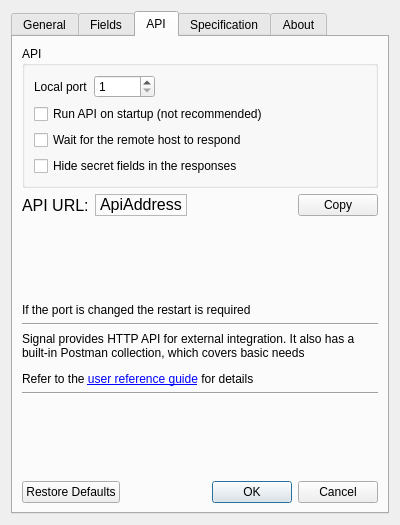
First picture: the form in common/gui/forms/settings_window.ui, repository FedorIvanov37/sv-terminal, before the edit.
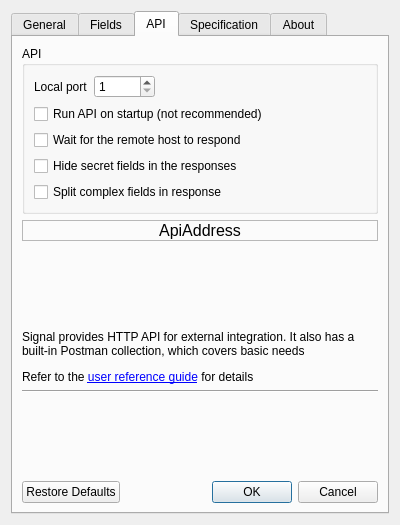
Second picture: the form after the edit.

Commit message: API reversal refactoring, mapping correction, resp-code 201 when resource is created, log api call method decorator, response encryption and split

Patch:
```diff
--- a/common/gui/forms/settings_window.ui
+++ b/common/gui/forms/settings_window.ui
@@ -635,7 +635,7 @@
        <string>API</string>
       </attribute>
       <layout class="QGridLayout" name="gridLayout">
-       <item row="5" column="0">
+       <item row="3" column="0">
         <widget class="QLabel" name="ApiInfoLabel">
          <property name="text">
           <string>&lt;html&gt;&lt;head/&gt;&lt;body&gt;&lt;p&gt;Signal provides HTTP API for external integration. It also has a built-in Postman collection, which covers basic needs&lt;/p&gt;&lt;p&gt;Refer to the &lt;a href=&quot;www.link.com&quot;&gt;&lt;span style=&quot; text-decoration: underline; color:#0000ff;&quot;&gt;user reference guide&lt;/span&gt;&lt;/a&gt; for details&lt;/p&gt;&lt;/body&gt;&lt;/html&gt;</string>
@@ -658,7 +658,7 @@
          </property>
         </widget>
        </item>
-       <item row="6" column="0">
+       <item row="4" column="0">
         <widget class="Line" name="line_3">
          <property name="orientation">
           <enum>Qt::Horizontal</enum>
@@ -678,13 +678,6 @@
          </property>
         </spacer>
        </item>
-       <item row="4" column="0">
-        <widget class="Line" name="line_2">
-         <property name="orientation">
-          <enum>Qt::Horizontal</enum>
-         </property>
-        </widget>
-       </item>
        <item row="0" column="0">
         <widget class="QGroupBox" name="ApiBox">
          <property name="title">
@@ -752,26 +745,18 @@
             </property>
            </widget>
           </item>
+          <item row="4" column="0">
+           <widget class="QCheckBox" name="ParseComplexFields">
+            <property name="text">
+             <string>Split complex fields in response</string>
+            </property>
+           </widget>
+          </item>
          </layout>
         </widget>
        </item>
        <item row="1" column="0">
         <layout class="QHBoxLayout" name="horizontalLayout_11">
-         <item>
-          <widget class="QLabel" name="label">
-           <property name="font">
-            <font>
-             <pointsize>12</pointsize>
-             <weight>50</weight>
-             <bold>false</bold>
-             <kerning>false</kerning>
-            </font>
-           </property>
-           <property name="text">
-            <string>API URL:</string>
-           </property>
-          </widget>
-         </item>
          <item>
           <widget class="QLabel" name="ApiAddress">
            <property name="font">
@@ -789,6 +774,9 @@
            <property name="textFormat">
             <enum>Qt::RichText</enum>
            </property>
+           <property name="alignment">
+            <set>Qt::AlignCenter</set>
+           </property>
            <property name="openExternalLinks">
             <bool>false</bool>
            </property>
@@ -797,29 +785,9 @@
            </property>
           </widget>
          </item>
-         <item>
-          <spacer name="horizontalSpacer_9">
-           <property name="orientation">
-            <enum>Qt::Horizontal</enum>
-           </property>
-           <property name="sizeHint" stdset="0">
-            <size>
-             <width>40</width>
-             <height>20</height>
-            </size>
-           </property>
-          </spacer>
-         </item>
-         <item>
-          <widget class="QPushButton" name="CopyApiUrl">
-           <property name="text">
-            <string>Copy</string>
-           </property>
-          </widget>
-         </item>
         </layout>
        </item>
-       <item row="7" column="0">
+       <item row="5" column="0">
         <spacer name="verticalSpacer_8">
          <property name="orientation">
           <enum>Qt::Vertical</enum>
@@ -832,13 +800,6 @@
          </property>
         </spacer>
        </item>
-       <item row="3" column="0">
-        <widget class="QLabel" name="label_3">
-         <property name="text">
-          <string>If the port is changed the restart is required</string>
-         </property>
-        </widget>
-       </item>
       </layout>
      </widget>
      <widget class="QWidget" name="Spec">
```
Left out of the diff: 16 changed lines with no effect on the pictures. The commit also changes 11 other files.
